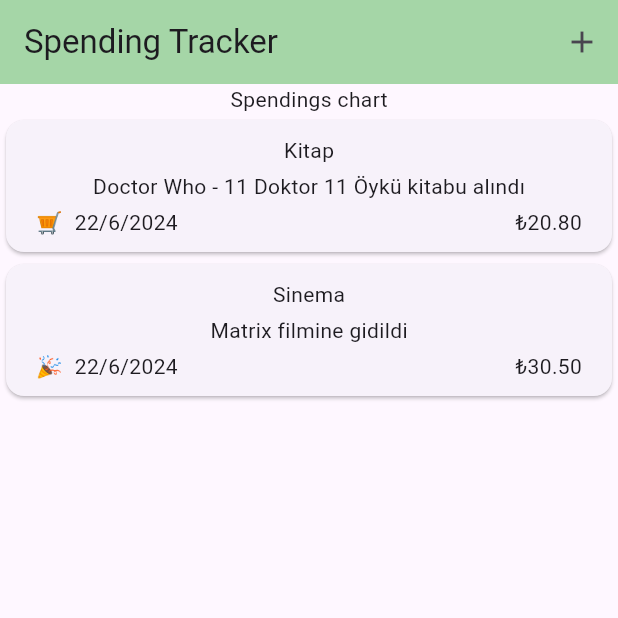
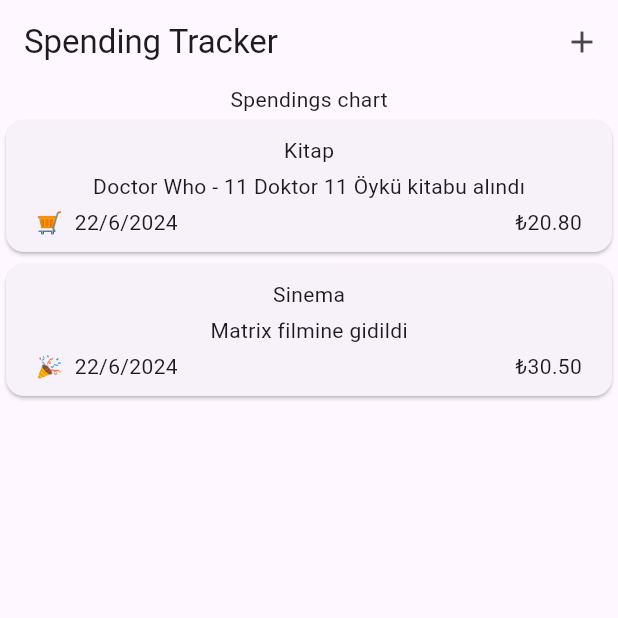
Before and after one commit to FatihYigit35/spending_tracker, a Flutter app: the screen it shows after launch, on a phone screen of 412 x 824 dp, the top half of it. Run offline on Flutter 3.47's test engine with Material 3 defaults, Android fonts, the phone set to English and light mode, and no system bars.

Commit message:
app bar color set with main theme

```diff
--- a/lib/view/spendings_screen.dart
+++ b/lib/view/spendings_screen.dart
@@ -87,7 +87,6 @@ class _SpendingsScreenState extends State<SpendingsScreen> {
               icon: const Icon(Icons.add),
             ),
           ],
-          backgroundColor: Colors.green.shade200,
         ),
         body: Column(
           children: [
```
